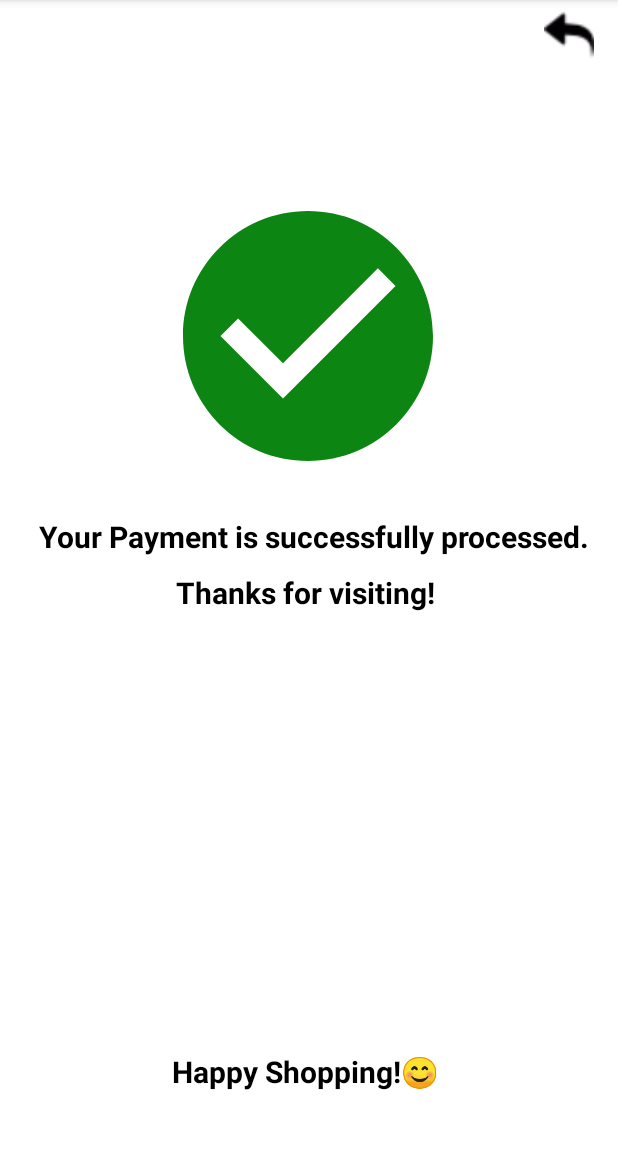
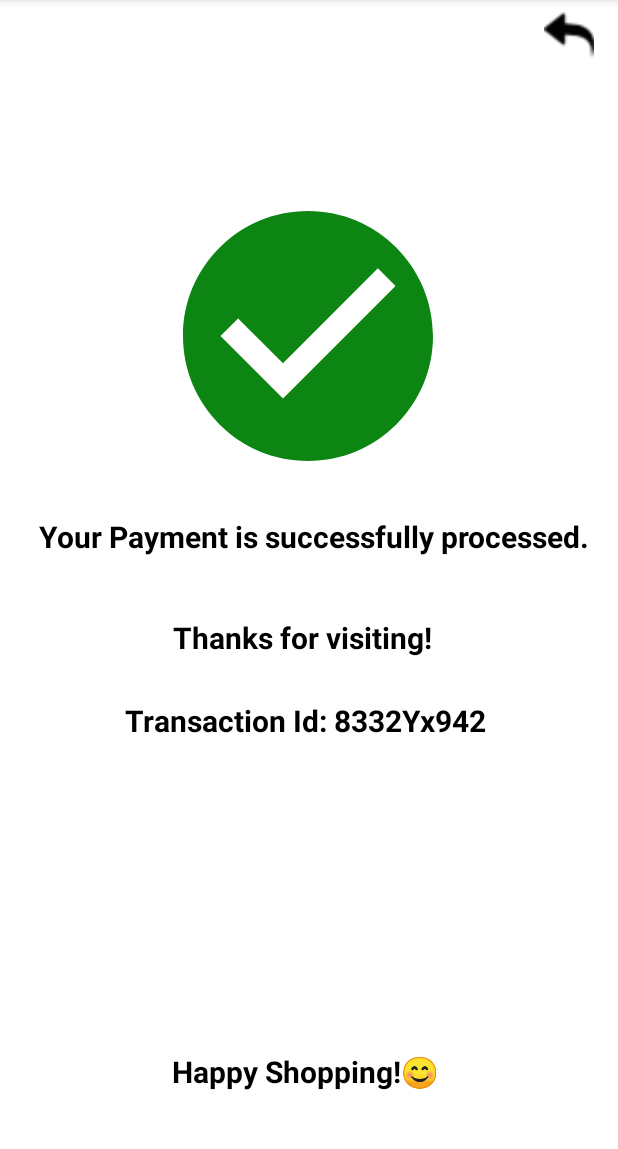
Before and after one commit to Sneha-8890/QUEUE_MANAGER, an Android app: the MallDetailActivity screen opened directly, with no data from a screen before it, after a tap on "PAY BILL", on a phone screen of 412 x 824 dp, the part 84-1233 px from its top. Run offline under Robolectric (Android 15) with nearby library versions, the phone set to English and light mode, and no system bars; our stand-ins replace Firebase (no records; nobody signed in at launch, a user with empty details on screens opened directly).

Commit message:
first commit

```diff
--- a/app/src/main/java/com/sneha/sih_2022_project/MallDetailActivity.java
+++ b/app/src/main/java/com/sneha/sih_2022_project/MallDetailActivity.java
@@ -3,10 +3,12 @@ package com.sneha.sih_2022_project;
 import androidx.annotation.NonNull;
 import androidx.annotation.Nullable;
 import androidx.appcompat.app.AppCompatActivity;
+import androidx.cardview.widget.CardView;
 import androidx.recyclerview.widget.LinearLayoutManager;
 import androidx.recyclerview.widget.RecyclerView;
 
 import android.Manifest;
+import android.app.ProgressDialog;
 import android.app.SearchManager;
 import android.content.Context;
 import android.content.Intent;
@@ -15,8 +17,11 @@ import android.os.Build;
 import android.os.Bundle;
 import android.util.Log;
 import android.view.Menu;
+import android.view.View;
 import android.widget.Button;
+import android.widget.EditText;
 import android.widget.SearchView;
+import android.widget.TextView;
 
 import com.google.firebase.firestore.DocumentChange;
 import com.google.firebase.firestore.EventListener;
@@ -33,20 +38,26 @@ public class MallDetailActivity extends AppCompatActivity {
     public static final int CAMERA_IMAGE_CODE=2;
     ArrayList<String> product_ids;
     Button payBill;
+
+    RecyclerView recyclerView;
+    ItemAdapter itemAdapter;
     FirebaseFirestore db;
-    RecyclerView detailrecycler;
-    ItemAdapter myadapter;
-    ArrayList<ItemModel> userArrayList;
+    ArrayList<ItemModel> list;
+    ProgressDialog progressDialog;
+
+
 
     @Override
     protected void onCreate(Bundle savedInstanceState) {
         super.onCreate(savedInstanceState);
         setContentView(R.layout.activity_mall_detail);
 
+        progressDialog = new ProgressDialog(this);
+        progressDialog.setCancelable(false);
+        progressDialog.setMessage("Fetching Data");
+        progressDialog.show();
+
         product_ids = new ArrayList<>();
-        userArrayList = new ArrayList<>();
-
-        detailrecycler = findViewById(R.id.recyclerViewDetail);
 
         btn = findViewById(R.id.qr_scan);
         btn.setOnClickListener(v-> startScanning());
@@ -58,6 +69,39 @@ public class MallDetailActivity extends AppCompatActivity {
             startActivity(intent);
         });
 
+        recyclerView = findViewById(R.id.recyclerViewDetail);
+        recyclerView.setHasFixedSize(true);
+        recyclerView.setLayoutManager(new LinearLayoutManager(this));
+
+        db = FirebaseFirestore.getInstance();
+        list = new ArrayList<>();
+        itemAdapter = new ItemAdapter(MallDetailActivity.this, list);
+
+        EventChangeListener();
+    }
+
+    private void EventChangeListener() {
+
+        db.collection("products")
+                .addSnapshotListener(new EventListener<QuerySnapshot>() {
+                    @Override
+                    public void onEvent(@Nullable QuerySnapshot value, @Nullable FirebaseFirestoreException error) {
+
+                        if(error!=null){
+                            if(progressDialog.isShowing()) progressDialog.dismiss();
+                            Log.e("FireStore error", error.getMessage());
+                            return;
+                        }
+                        for(DocumentChange dc : value.getDocumentChanges()){
+                            if(dc.getType() == DocumentChange.Type.ADDED){
+                                list.add(dc.getDocument().toObject(ItemModel.class));
+                            }
+                        }
+
+                        itemAdapter.notifyDataSetChanged();
+                        if(progressDialog.isShowing()) progressDialog.dismiss();
+                    }
+                });
     }
 
     private void startScanning(){
@@ -93,43 +137,10 @@ public class MallDetailActivity extends AppCompatActivity {
             if(resultCode == RESULT_OK) {
                 String product_id = data.getStringExtra("scanning_result");
                 product_ids.add(product_id);
-                updateList(product_ids);
+
             }
         }
     }
 
-    private void updateList(ArrayList<String> product_ids) {
-
-        userArrayList.clear();
-
-        db = FirebaseFirestore.getInstance();
-
-        myadapter = new ItemAdapter(userArrayList, MallDetailActivity.this);
-
-        db.collection("products").addSnapshotListener(new EventListener<QuerySnapshot>() {
-            @Override
-            public void onEvent(@Nullable QuerySnapshot value, @Nullable FirebaseFirestoreException error) {
-
-                if(error!=null){
-                    Log.e("FireStore error", error.getLocalizedMessage());
-                    return;
-                }
-
-                for(DocumentChange dc : value.getDocumentChanges()){
-                    if(dc.getType() == DocumentChange.Type.ADDED){
-                        userArrayList.add(dc.getDocument().toObject(ItemModel.class));
-                    }
-                }
-
-            }
-
-        });
-
-        detailrecycler.setLayoutManager(new LinearLayoutManager(MallDetailActivity.this));
-        detailrecycler.setAdapter(myadapter);
-
-        myadapter.notifyDataSetChanged();
-    }
-
 
 }
--- a/app/src/main/res/layout/activity_final.xml
+++ b/app/src/main/res/layout/activity_final.xml
@@ -38,12 +38,13 @@
         android:id="@+id/textView4"
         android:layout_width="wrap_content"
         android:layout_height="wrap_content"
-        android:layout_marginTop="10dp"
+        android:layout_marginTop="40dp"
         android:text="Thanks for visiting! "
         android:textColor="@color/black"
         android:textSize="20sp"
         android:textStyle="bold"
         app:layout_constraintEnd_toEndOf="parent"
+        app:layout_constraintHorizontal_bias="0.491"
         app:layout_constraintStart_toStartOf="parent"
         app:layout_constraintTop_toBottomOf="@+id/textView2" />
 
@@ -60,6 +61,18 @@
         app:layout_constraintEnd_toEndOf="parent"
         app:layout_constraintStart_toStartOf="parent" />
 
+    <TextView
+        android:layout_width="wrap_content"
+        android:layout_height="wrap_content"
+        android:layout_marginTop="28dp"
+        android:text="Transaction Id: 8332Yx942 "
+        android:textColor="@color/black"
+        android:textSize="20sp"
+        android:textStyle="bold"
+        app:layout_constraintEnd_toEndOf="parent"
+        app:layout_constraintStart_toStartOf="parent"
+        app:layout_constraintTop_toBottomOf="@+id/textView4" />
+
     <ImageView
         android:id="@+id/main_page"
         android:layout_width="33dp"
--- a/app/src/main/res/layout/activity_mall_detail.xml
+++ b/app/src/main/res/layout/activity_mall_detail.xml
@@ -47,6 +47,7 @@
             android:textColor="@color/black"/>
 
         <TextView
+            android:id="@+id/product_price"
             android:layout_width="0dp"
             android:layout_weight="1"
             android:layout_height="wrap_content"
```
Also changed, not shown: app/src/main/java/com/sneha/sih_2022_project/ItemAdapter.java (+21 -24 lines), app/src/main/java/com/sneha/sih_2022_project/ItemModel.java (+15 -22 lines), app/src/main/res/layout/item_holder.xml (+50 -32 lines).
